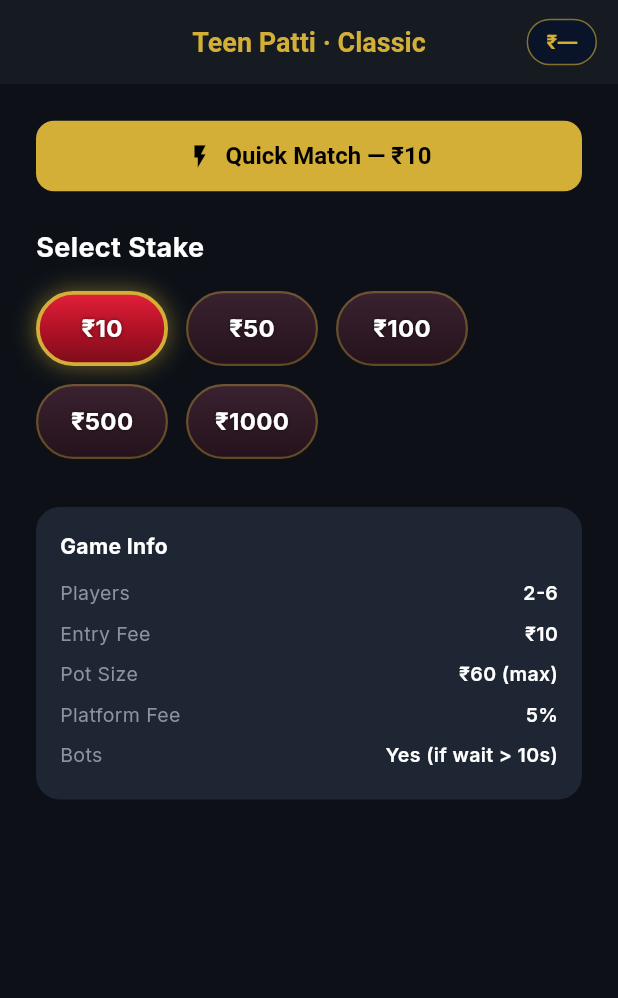
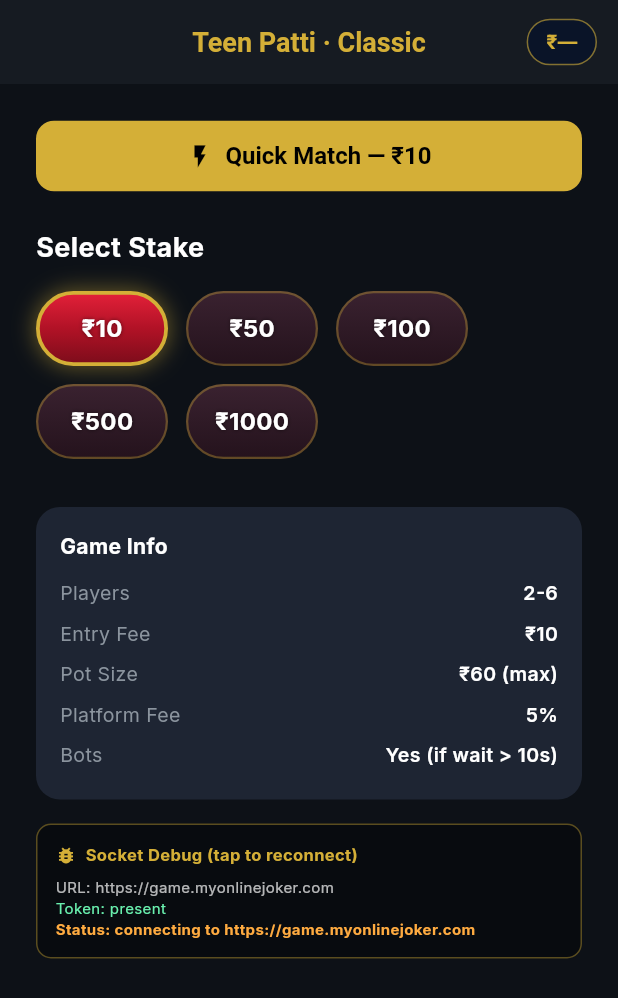
Before and after one commit to rahul1431/teen, a Flutter app: the TeenPattiLobbyPage screen opened by its route, after a tap on "₹10", on a phone screen of 412 x 824 dp. Shown: the top 998 px of the screen. Run offline on Flutter 3.47's test engine with Material 3 defaults, Android fonts, the phone set to English and light mode, and no system bars; our stand-ins replace dio, firebase_core, firebase_messaging, flutter_animate, flutter_local_notifications, flutter_secure_storage and 6 more; accounts and stored records are empty; network calls fail.

Commit message:
debug: on-screen socket diagnostics panel in Teen Patti lobby
Adds a live debug panel to the lobby showing socket URL, token presence,
connection status, and last error — visible directly on the phone so we can
diagnose why the connection produces zero server-side logs without needing
adb or server access. Tap the panel to force a reconnect.

SocketService now exposes ValueNotifier<String> status + lastError and a
tokenPresent flag, updated through the full connect lifecycle (reading-token,
no-token, connecting, connected, disconnected, connect-error).

Co-Authored-By: Claude Sonnet 4.6 <noreply@anthropic.com>
Claude-Session: https://claude.ai/code/session_01DgaqTVywm8RvmkbXJJkWDQ

```diff
--- a/mobile/lib/core/socket/socket_service.dart
+++ b/mobile/lib/core/socket/socket_service.dart
@@ -1,4 +1,5 @@
 import 'dart:async';
+import 'package:flutter/foundation.dart';
 import 'package:socket_io_client/socket_io_client.dart' as io;
 import '../constants/app_config.dart';
 import '../storage/secure_storage.dart';
@@ -14,15 +15,27 @@ class SocketService {
   final _pendingHandlers = <String, void Function(dynamic)>{};
   void Function()? _reconnectHandler;
 
+  // Observable diagnostics — surfaced in the lobby debug panel so connection
+  // problems are visible on-device without adb/server logs.
+  final ValueNotifier<String> status = ValueNotifier('idle');
+  final ValueNotifier<String> lastError = ValueNotifier('');
+  String get url => AppConfig.socketUrl;
+  bool tokenPresent = false;
+
   bool get isConnected => _socket?.connected ?? false;
 
   Future<void> connect() async {
     if (_socket?.connected == true) return;
+    status.value = 'reading-token';
     final token = await SecureStorage.getAccessToken();
-    if (token == null) {
+    tokenPresent = token != null && token.isNotEmpty;
+    if (token == null || token.isEmpty) {
+      status.value = 'no-token';
+      lastError.value = 'No auth token — please log in again';
       print('[Socket] connect() skipped: no auth token');
       return;
     }
+    status.value = 'connecting to $url';
     _socket = io.io(AppConfig.socketUrl, io.OptionBuilder()
         .setTransports(['polling', 'websocket'])
         .setAuth({'token': token})
@@ -42,10 +55,29 @@ class SocketService {
       _socket!.on('reconnect', (_) => _reconnectHandler!());
     }
 
-    _socket!.onConnect((_) => print('[Socket] Connected to ${AppConfig.socketUrl}'));
-    _socket!.onDisconnect((reason) => print('[Socket] Disconnected: $reason'));
-    _socket!.onConnectError((e) => print('[Socket] Connect error: $e'));
-    _socket!.on('connect_error', (e) => print('[Socket] connect_error detail: $e'));
+    _socket!.onConnect((_) {
+      status.value = 'connected';
+      lastError.value = '';
+      print('[Socket] Connected to ${AppConfig.socketUrl}');
+    });
+    _socket!.onDisconnect((reason) {
+      status.value = 'disconnected: $reason';
+      print('[Socket] Disconnected: $reason');
+    });
+    _socket!.onConnectError((e) {
+      status.value = 'connect-error';
+      lastError.value = e.toString();
+      print('[Socket] Connect error: $e');
+    });
+    _socket!.onError((e) {
+      lastError.value = e.toString();
+      print('[Socket] error: $e');
+    });
+    _socket!.on('connect_error', (e) {
+      status.value = 'connect-error';
+      lastError.value = e.toString();
+      print('[Socket] connect_error detail: $e');
+    });
   }
 
   Stream<dynamic> on(String event) {
--- a/mobile/lib/features/games/teen_patti/lobby_page.dart
+++ b/mobile/lib/features/games/teen_patti/lobby_page.dart
@@ -224,6 +224,8 @@ class _TeenPattiLobbyPageState extends State<TeenPattiLobbyPage> {
                 ],
               ),
             ),
+            const SizedBox(height: 16),
+            _buildSocketDebugPanel(),
             const Spacer(),
             if (_searching)
               Column(
@@ -248,6 +250,57 @@ class _TeenPattiLobbyPageState extends State<TeenPattiLobbyPage> {
     );
   }
 
+  // Live socket diagnostics — visible on-device so connection failures are
+  // observable without adb/server logs. Tap to force a reconnect.
+  Widget _buildSocketDebugPanel() {
+    return GestureDetector(
+      onTap: () => _socket.connect(),
+      child: Container(
+        width: double.infinity,
+        padding: const EdgeInsets.all(12),
+        decoration: BoxDecoration(
+          color: Colors.black.withOpacity(0.35),
+          borderRadius: BorderRadius.circular(10),
+          border: Border.all(color: AppColors.gold.withOpacity(0.4)),
+        ),
+        child: Column(
+          crossAxisAlignment: CrossAxisAlignment.start,
+          children: [
+            Row(
+              children: const [
+                Icon(Icons.bug_report, size: 14, color: AppColors.gold),
+                SizedBox(width: 6),
+                Text('Socket Debug (tap to reconnect)',
+                    style: TextStyle(color: AppColors.gold, fontSize: 11, fontWeight: FontWeight.bold)),
+              ],
+            ),
+            const SizedBox(height: 6),
+            Text('URL: ${_socket.url}',
+                style: const TextStyle(color: Colors.white70, fontSize: 10)),
+            Text('Token: ${_socket.tokenPresent ? "present" : "MISSING"}',
+                style: TextStyle(
+                    color: _socket.tokenPresent ? Colors.greenAccent : Colors.redAccent,
+                    fontSize: 10)),
+            ValueListenableBuilder<String>(
+              valueListenable: _socket.status,
+              builder: (_, status, __) => Text('Status: $status',
+                  style: TextStyle(
+                      color: status == 'connected' ? Colors.greenAccent : Colors.orangeAccent,
+                      fontSize: 10, fontWeight: FontWeight.bold)),
+            ),
+            ValueListenableBuilder<String>(
+              valueListenable: _socket.lastError,
+              builder: (_, err, __) => err.isEmpty
+                  ? const SizedBox.shrink()
+                  : Text('Error: $err',
+                      style: const TextStyle(color: Colors.redAccent, fontSize: 10)),
+            ),
+          ],
+        ),
+      ),
+    );
+  }
+
   Widget _infoRow(String label, String value) => Padding(
     padding: const EdgeInsets.symmetric(vertical: 4),
     child: Row(
```
